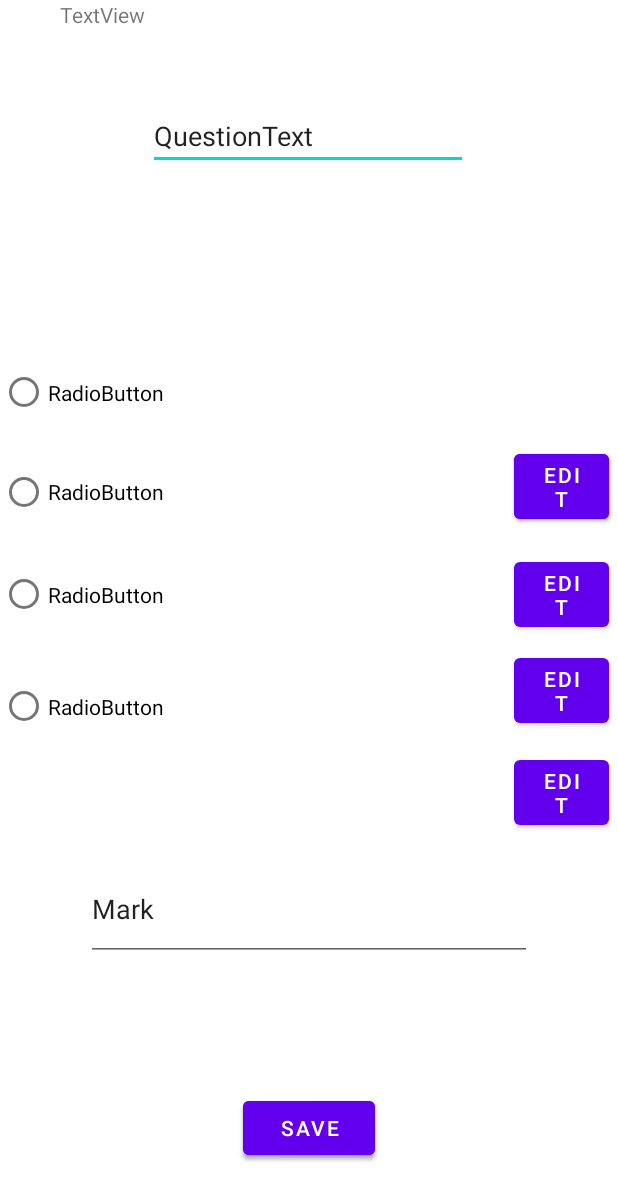
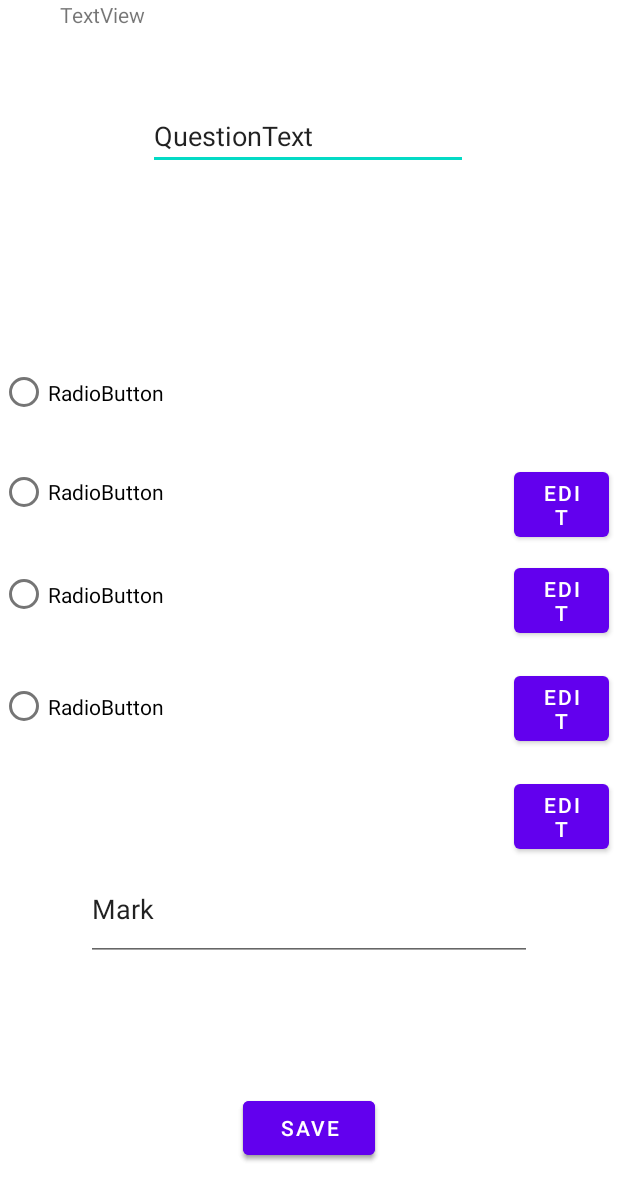
Before and after one commit to SaleemMaini/ExamApp, an Android app: the screen it shows after launch (QuestionAddOrModify), on a phone screen of 412 x 824 dp. Shown: the top 1200 px of the screen. Run offline under Robolectric (Android 15) with nearby library versions, the phone set to English and light mode, and no system bars.

Commit message:
10/6/2021  01:28 AM

```diff
--- a/app/src/main/res/layout/activity_question_add_or_modify.xml
+++ b/app/src/main/res/layout/activity_question_add_or_modify.xml
@@ -10,7 +10,7 @@
         android:id="@+id/button13"
         android:layout_width="63dp"
         android:layout_height="0dp"
-        android:layout_marginBottom="268dp"
+        android:layout_marginBottom="252dp"
         android:text="Edit"
         app:layout_constraintBottom_toBottomOf="parent"
         app:layout_constraintEnd_toEndOf="parent"
@@ -21,19 +21,7 @@
         android:id="@+id/button4"
         android:layout_width="63dp"
         android:layout_height="0dp"
-        android:layout_marginBottom="472dp"
-        android:text="Save"
-        app:layout_constraintBottom_toBottomOf="parent"
-        app:layout_constraintEnd_toEndOf="parent"
-        app:layout_constraintHorizontal_bias="0.982"
-        app:layout_constraintStart_toStartOf="parent" />
-
-    <Button
-        android:id="@+id/button5"
-        android:layout_width="63dp"
-        android:layout_height="0dp"
-        android:layout_marginBottom="472dp"
-        android:capitalize="characters"
+        android:layout_marginBottom="460dp"
         android:text="Edit"
         app:layout_constraintBottom_toBottomOf="parent"
         app:layout_constraintEnd_toEndOf="parent"
@@ -44,7 +32,7 @@
         android:id="@+id/button12"
         android:layout_width="63dp"
         android:layout_height="0dp"
-        android:layout_marginBottom="336dp"
+        android:layout_marginBottom="324dp"
         android:text="Edit"
         app:layout_constraintBottom_toBottomOf="parent"
         app:layout_constraintEnd_toEndOf="parent"
@@ -55,7 +43,7 @@
         android:id="@+id/button7"
         android:layout_width="63dp"
         android:layout_height="0dp"
-        android:layout_marginBottom="400dp"
+        android:layout_marginBottom="396dp"
         android:text="Edit"
         app:layout_constraintBottom_toBottomOf="parent"
         app:layout_constraintEnd_toEndOf="parent"
```
